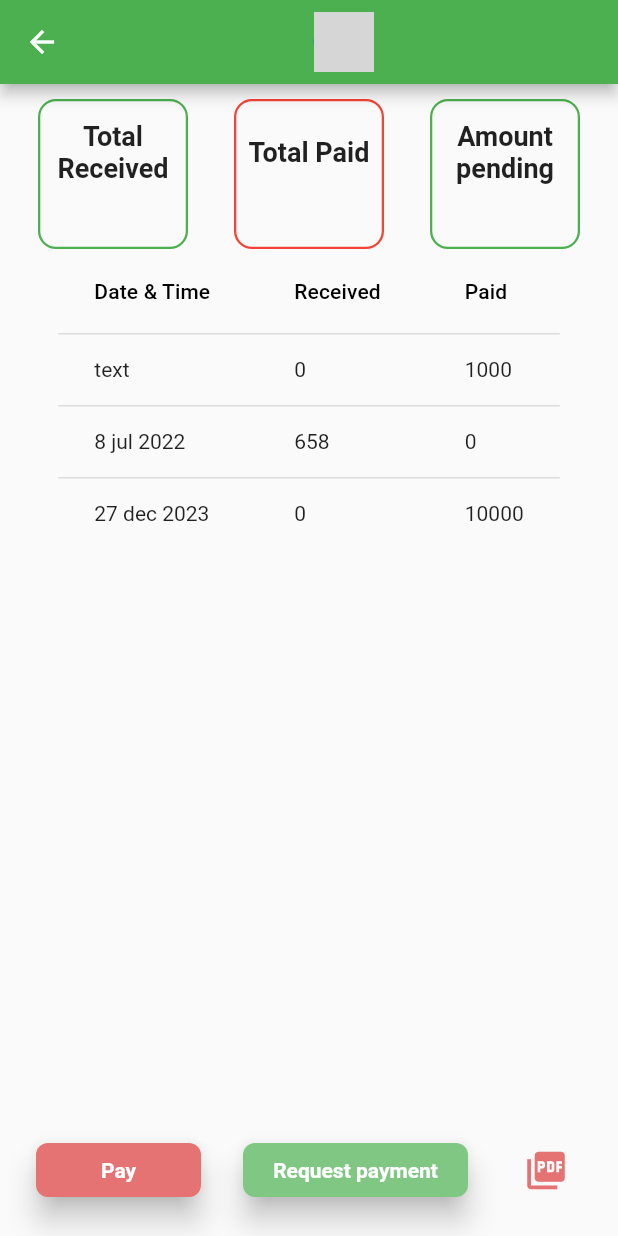
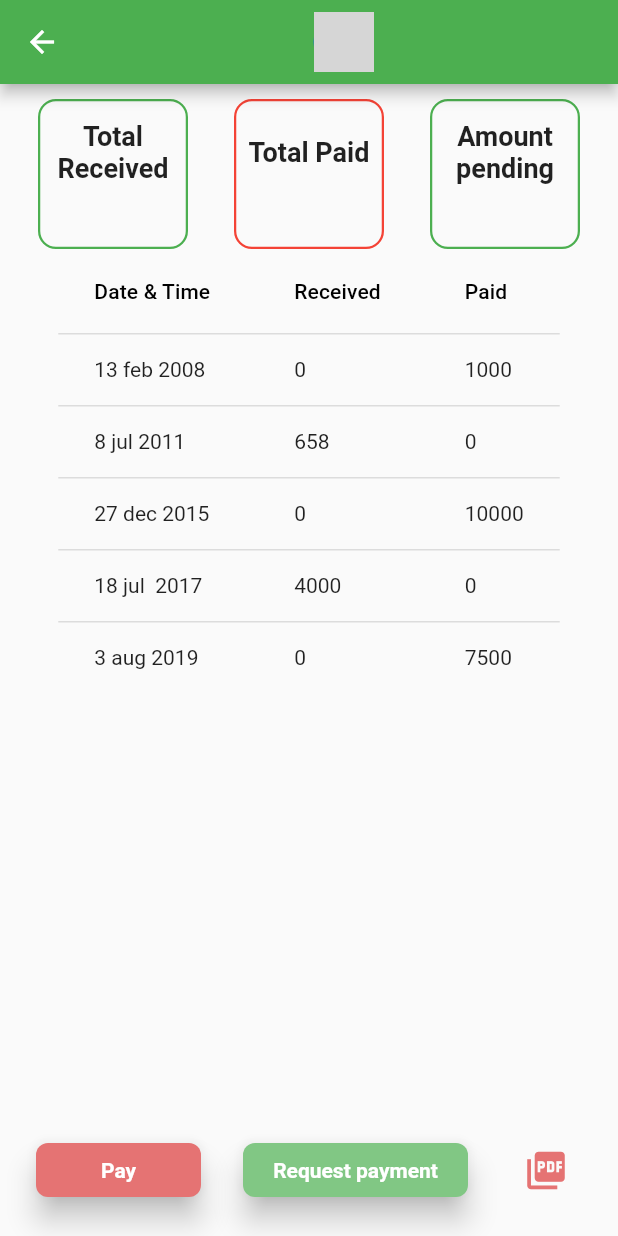
Before and after one commit to JD-Start/apnibook, a Flutter app: the ClientDetails_Page screen opened directly with empty values, on a phone screen of 412 x 824 dp. Run offline on Flutter 3.47's test engine with Material 2 defaults, Android fonts, the phone set to English and light mode, and no system bars; our stand-ins replace animated_splash_screen, cloud_firestore, firebase_core; accounts and stored records are empty; network calls fail; grey boxes are pictures that could not be loaded.

Commit message:
some minor changes

```diff
--- a/lib/pages/clientBook_page.dart
+++ b/lib/pages/clientBook_page.dart
@@ -19,6 +19,7 @@ class _ClientBook_PageState extends State<ClientBook_Page> {
   Widget build(BuildContext context) {
     return Scaffold(
       floatingActionButton: FloatingActionButton(
+        tooltip: 'Add new Client',
         onPressed: () {
           Navigator.push(
               context,
--- a/lib/pages/clientDetails_page.dart
+++ b/lib/pages/clientDetails_page.dart
@@ -331,7 +331,7 @@ class _ClientDetails_PageState extends State<ClientDetails_Page> {
                       cells: [
                         DataCell(
                           Text(
-                            'text',
+                            '13 feb 2008',
                             style: TextStyle(
                               fontSize: 14,
                             ),
@@ -349,7 +349,7 @@ class _ClientDetails_PageState extends State<ClientDetails_Page> {
                     DataRow(
                       cells: [
                         DataCell(
-                          Text('8 jul 2022'),
+                          Text('8 jul 2011'),
                         ),
                         DataCell(
                           Text('658'),
@@ -362,13 +362,39 @@ class _ClientDetails_PageState extends State<ClientDetails_Page> {
                     DataRow(
                       cells: [
                         DataCell(
-                          Text('27 dec 2023'),
+                          Text('27 dec 2015'),
                         ),
                         DataCell(
                           Text('0'),
                         ),
                         DataCell(
                           Text('10000'),
+                        ),
+                      ],
+                    ),
+                    DataRow(
+                      cells: [
+                        DataCell(
+                          Text('18 jul  2017'),
+                        ),
+                        DataCell(
+                          Text('4000'),
+                        ),
+                        DataCell(
+                          Text('0'),
+                        ),
+                      ],
+                    ),
+                    DataRow(
+                      cells: [
+                        DataCell(
+                          Text('3 aug 2019'),
+                        ),
+                        DataCell(
+                          Text('0'),
+                        ),
+                        DataCell(
+                          Text('7500'),
                         ),
                       ],
                     ),
--- a/lib/pages/home_page.dart
+++ b/lib/pages/home_page.dart
@@ -86,6 +86,7 @@ class Home_Page extends StatelessWidget {
           ),
         ),
         floatingActionButton: FloatingActionButton(
+          tooltip: 'Help',
           onPressed: () {
             Navigator.push(
                 context,
--- a/lib/pages/stockBook_page.dart
+++ b/lib/pages/stockBook_page.dart
@@ -21,6 +21,7 @@ class _StockBook_PageState extends State<StockBook_Page> {
   Widget build(BuildContext context) {
     return Scaffold(
       floatingActionButton: FloatingActionButton(
+          tooltip: 'Add new Stock',
           onPressed: () {
             Navigator.push(
                 context,
--- a/lib/widgets/listTileForExpenses_widget.dart
+++ b/lib/widgets/listTileForExpenses_widget.dart
@@ -29,13 +29,15 @@ class _ListTileForExpenses_widgetState
       title: Text(
         widget.name,
         style: const TextStyle(
-          fontSize: 14,
+          fontSize: 18,
+          fontWeight: FontWeight.bold,
         ),
       ),
       subtitle: Text(
         widget.phoneNumber,
         style: const TextStyle(
-          fontSize: 14,
+          fontSize: 16,
+          fontWeight: FontWeight.bold,
         ),
       ),
     );
--- a/pubspec.yaml
+++ b/pubspec.yaml
@@ -35,6 +35,9 @@ dependencies:
   firebase_core: null
   flutter:
     sdk: flutter
+  open_file: ^3.3.2
+  path_provider: ^2.1.1
+  # pdf: ^3.10.4
   uuid: ^4.0.0
 
 dev_dependencies:
```
Also changed, not shown: lib/pages/addStock_page.dart (+9 -4 lines), lib/pages/addUser_page.dart (+6 -1 lines), pubspec.lock, 1 other file.
